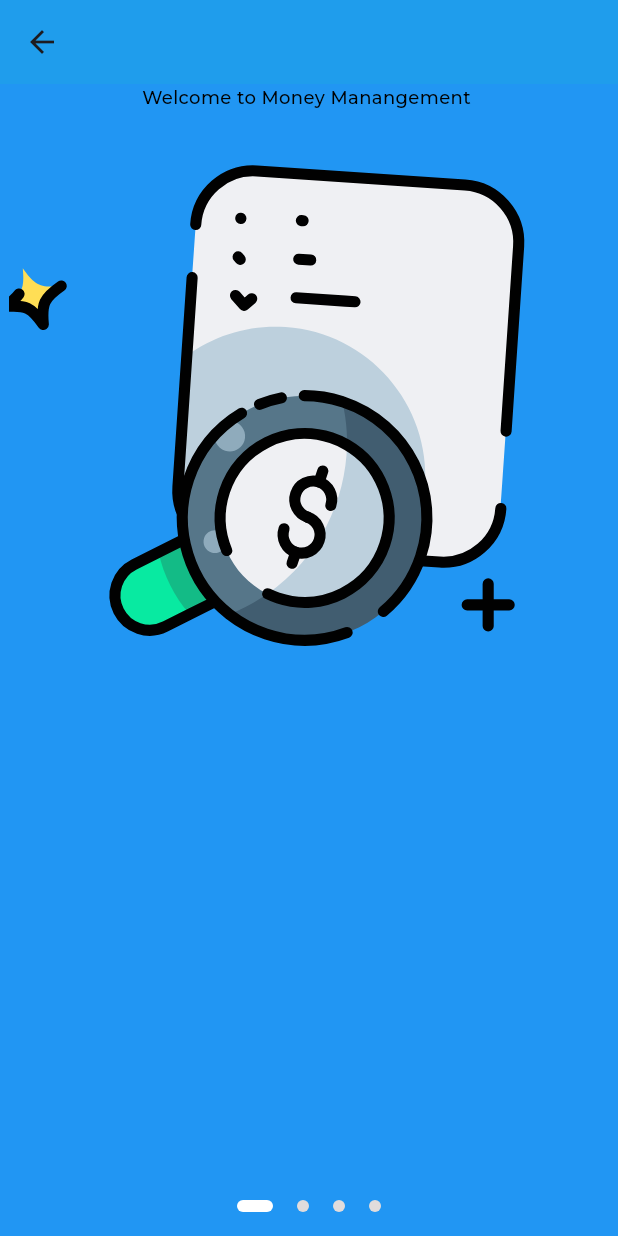
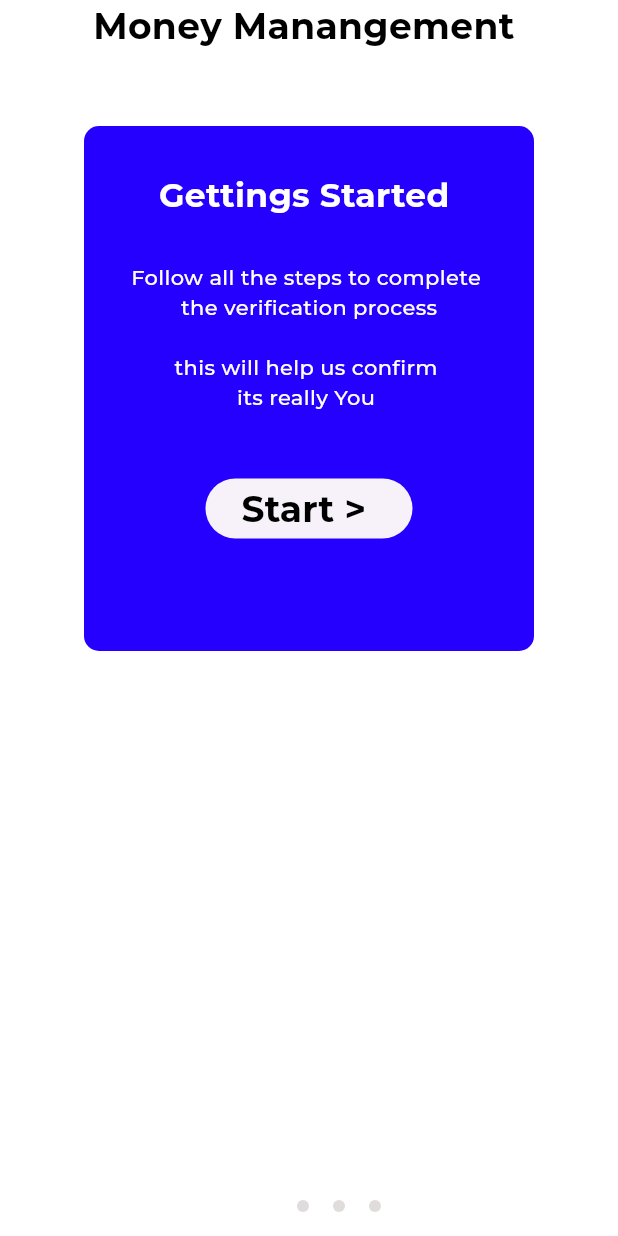
Before and after one commit to HachroufAbdenour/bucket_money_app, a Flutter app: the screen it shows after launch, on a phone screen of 412 x 824 dp. Run offline on Flutter 3.47's test engine with Material 3 defaults, Android fonts, the phone set to English and light mode, and no system bars; drawn by our look-alikes of overlay_support; our stand-ins replace flutter_svg, fluttertoast, get, get_storage, google_fonts, image_picker and 3 more; missing offline and left inert: dart:ffi; accounts and stored records are empty; project files that could hold a hidden picture were left out.

Commit message:
create  first screen on onbording

```diff
--- a/lib/presentation/ui/onBording/view.dart
+++ b/lib/presentation/ui/onBording/view.dart
@@ -1,5 +1,4 @@
 import 'dart:io';
-
 import 'package:flutter/material.dart';
 import 'package:flutter/widgets.dart';
 import 'package:get/get.dart';
@@ -43,9 +42,7 @@ class _OnboardViewState extends State<OnboardView> {
   @override
   Widget build(BuildContext context) {
     return Scaffold(
-      appBar: AppBar(
-        title: Text(''),
-      ),
+
       body: Stack(
         children: [
           PageView.builder(
@@ -109,15 +106,59 @@ class _OnboardViewState extends State<OnboardView> {
 class OnboardingPage1 extends StatelessWidget {
   @override
   Widget build(BuildContext context) {
-    return Container(
-      color: Colors.blue,
-      child: Column(
-        children: [
-          Text("Welcome to Money Manangement "),
-          Center(
-            child: Lottie.asset('assets/Animationa.json', width: 400),
+    return SafeArea(
+      child: Container(
+       color: Colors.white,
+         child: Center(
+          child: Column(
+            mainAxisAlignment: MainAxisAlignment.start,
+            children: [
+              Text("Money Manangement ",style: TextStyle(fontWeight: FontWeight.bold,fontSize: 24,color: Colors.black),),
+             SizedBox(height: 30,),
+              Center(
+              child: Padding(
+                padding: const EdgeInsets.all(20.0),
+                child: Container(
+                  padding: EdgeInsets.only(top: 30),
+                  height: 350,
+                  width: 300,
+                  decoration: BoxDecoration(
+                  borderRadius: BorderRadius.circular(10),
+                  color: Color.fromARGB(255, 38, 0, 255),
+                ),
+                child: Column(
+                  children: [
+
+                Text("Gettings Started ",style: TextStyle(color: Colors.white,fontWeight: FontWeight.bold,fontSize: 22 ),),
+                SizedBox(height: 30,),
+                Text("Follow all the steps to complete ",style: TextStyle(color: Colors.white,fontSize: 14 ),),
+                Text("the verification process",style: TextStyle(color: Colors.white,fontSize: 14 ),),
+                SizedBox(height: 20,),
+                Text("this will help us confirm ",style: TextStyle(color: Colors.white,fontSize: 14 ),),
+                Text("its really You ",style: TextStyle(color: Colors.white,fontSize: 14 ),),
+
+
+                SizedBox(height: 40,),
+
+                ElevatedButton(
+                          child: Text("Start > ",style: TextStyle(color: Colors.black,fontSize: 24,fontWeight: FontWeight.bold),),
+                          style: ElevatedButton.styleFrom(
+                            foregroundColor: Colors.white,
+                            elevation: 0,
+                          ),
+                          onPressed: () {},
+                        ),
+
+
+
+                  ],
+                ),
+                ),
+              ),
+              ),
+            ],
           ),
-        ],
+        ),
       ),
     );
   }
--- a/lib/shared/localization/languages/ar.dart
+++ b/lib/shared/localization/languages/ar.dart
@@ -64,5 +64,5 @@ StringsKeys.currency : 'دج',
 
 StringsKeys.deleteConfirmation : 'تأكيد الحذف',
 StringsKeys.delete : 'حذف',
-StringsKeys.areyousureyouwanttodelete:'  هل انت متاكد من انك تريجلحذف',
+StringsKeys.areyousureyouwanttodelete:'  هل انت متاكد من انك تريد الحذف',
 };
```
